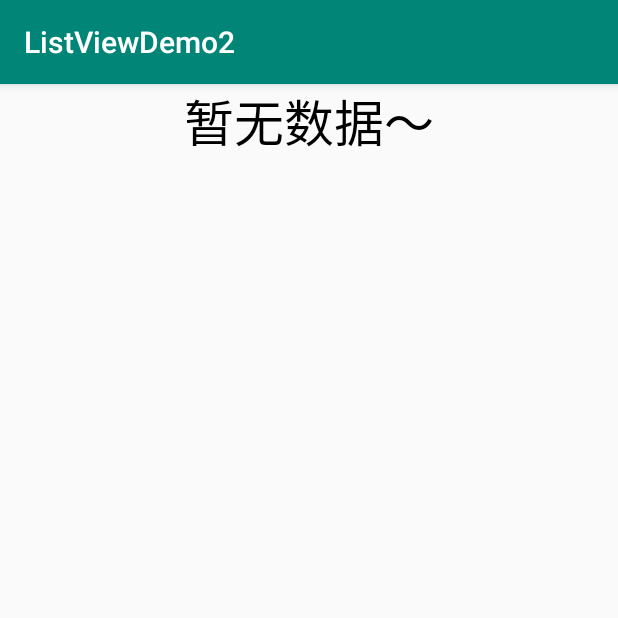
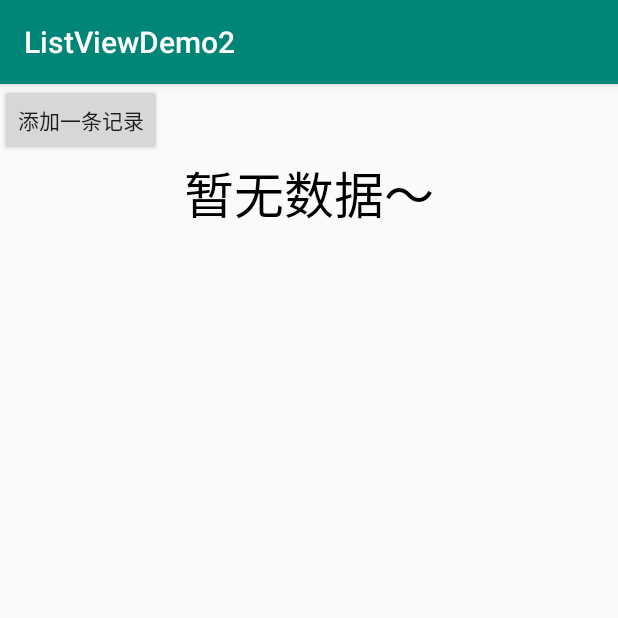
Before and after one commit to clayzhu/Study_Android, an Android app: the screen it shows after launch (MainActivity), on a phone screen of 412 x 824 dp, the top half of it. Run offline under Robolectric (Android 15) with nearby library versions, the phone set to English and light mode, and no system bars.

Commit message:
实现添加一条记录。

```diff
--- a/Demo/2.4.9_ListViewDemo2/app/src/main/java/com/clayzhu/listviewdemo2/MainActivity.java
+++ b/Demo/2.4.9_ListViewDemo2/app/src/main/java/com/clayzhu/listviewdemo2/MainActivity.java
@@ -4,13 +4,15 @@ import androidx.appcompat.app.AppCompatActivity;
 
 import android.content.Context;
 import android.os.Bundle;
+import android.view.View;
+import android.widget.Button;
 import android.widget.ListView;
 import android.widget.TextView;
 
 import java.util.LinkedList;
 import java.util.List;
 
-public class MainActivity extends AppCompatActivity {
+public class MainActivity extends AppCompatActivity implements Button.OnClickListener {
 
     private ListView list_one;
     private MyAdapter mAdapter = null;
@@ -20,6 +22,11 @@ public class MainActivity extends AppCompatActivity {
      * ListView 无数据时显示
      */
     private TextView txt_empty;
+    /**
+     * 添加一条记录
+     */
+    private Button btn_add;
+    private int flag = 1;
 
     @Override
     protected void onCreate(Bundle savedInstanceState) {
@@ -36,8 +43,23 @@ public class MainActivity extends AppCompatActivity {
     private void bindViews() {
         list_one = findViewById(R.id.list_one);
 
+        // ListView 无数据时显示
         txt_empty = findViewById(R.id.txt_empty);
         txt_empty.setText("暂无数据～");
         list_one.setEmptyView(txt_empty);
+
+        // 添加一条记录
+        btn_add = findViewById(R.id.btn_add);
+        btn_add.setOnClickListener(this);
+    }
+
+    @Override
+    public void onClick(View v) {
+        switch (v.getId()) {
+            case R.id.btn_add:
+                mAdapter.add(new Data(R.mipmap.ic_icon_qitao, "给猪哥跪了～～～ x " + flag));
+                flag ++;
+                break;
+        }
     }
 }
--- a/Demo/2.4.9_ListViewDemo2/app/src/main/res/layout/activity_main.xml
+++ b/Demo/2.4.9_ListViewDemo2/app/src/main/res/layout/activity_main.xml
@@ -5,6 +5,12 @@
     android:layout_height="match_parent"
     android:orientation="vertical"
     tools:context=".MainActivity">
+
+    <Button
+        android:id="@+id/btn_add"
+        android:layout_width="wrap_content"
+        android:layout_height="wrap_content"
+        android:text="添加一条记录" />
 
     <ListView
         android:id="@+id/list_one"
--- a/Demo/2.4.9_ListViewDemo2/app/src/main/res/layout/item_list.xml
+++ b/Demo/2.4.9_ListViewDemo2/app/src/main/res/layout/item_list.xml
@@ -1,6 +1,6 @@
 <?xml version="1.0" encoding="utf-8"?>
 <LinearLayout xmlns:android="http://schemas.android.com/apk/res/android"
-    android:orientation="vertical" android:layout_width="match_parent"
+    android:orientation="horizontal" android:layout_width="match_parent"
     android:layout_height="match_parent">
 
     <ImageView
```
Also changed, not shown: Demo/2.4.9_ListViewDemo2/app/src/main/java/com/clayzhu/listviewdemo2/MyAdapter.java (+9 -3 lines).
